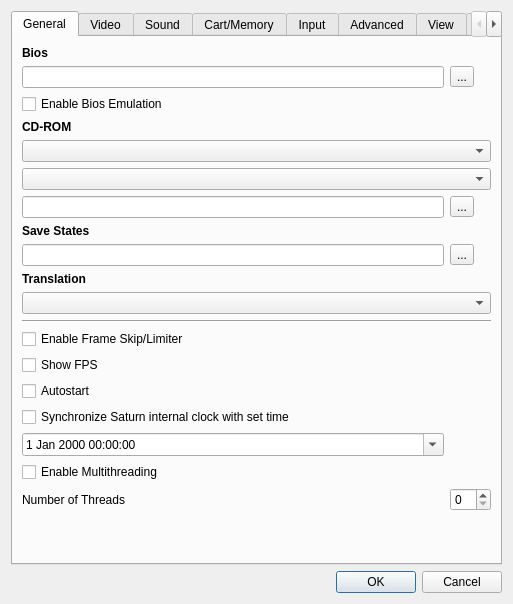
Yabause/yabause, file yabause/src/qt/ui/UISettings.ui: the form before one commit.
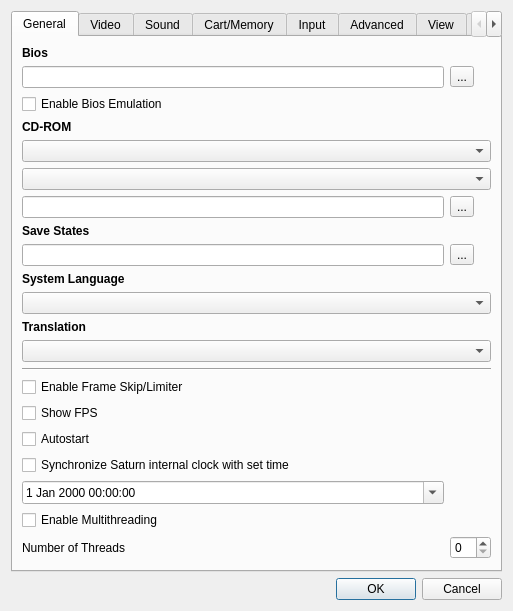
The form after the commit. The open tabs and pages were chosen to show the change. Custom widgets are drawn as their Qt base class.

Commit message: System language change functionality

```diff
--- a/yabause/src/qt/ui/UISettings.ui
+++ b/yabause/src/qt/ui/UISettings.ui
@@ -117,6 +117,25 @@
         </widget>
        </item>
        <item row="10" column="0" colspan="2">
+        <widget class="QLabel" name="lSysLanguageID">
+         <property name="font">
+          <font>
+           <weight>75</weight>
+           <bold>true</bold>
+          </font>
+         </property>
+         <property name="text">
+          <string>System Language</string>
+         </property>
+         <property name="textFormat">
+          <enum>Qt::PlainText</enum>
+         </property>
+        </widget>
+       </item>
+       <item row="11" column="0" colspan="2">
+        <widget class="QComboBox" name="cbSysLanguageID"/>
+       </item>
+       <item row="12" column="0" colspan="2">
         <widget class="QLabel" name="lTranslation">
          <property name="font">
           <font>
@@ -186,7 +205,7 @@
          </property>
         </widget>
        </item>
-       <item row="11" column="0" colspan="2">
+       <item row="13" column="0" colspan="2">
         <widget class="QComboBox" name="cbTranslation"/>
        </item>
        <item row="20" column="0">
```
